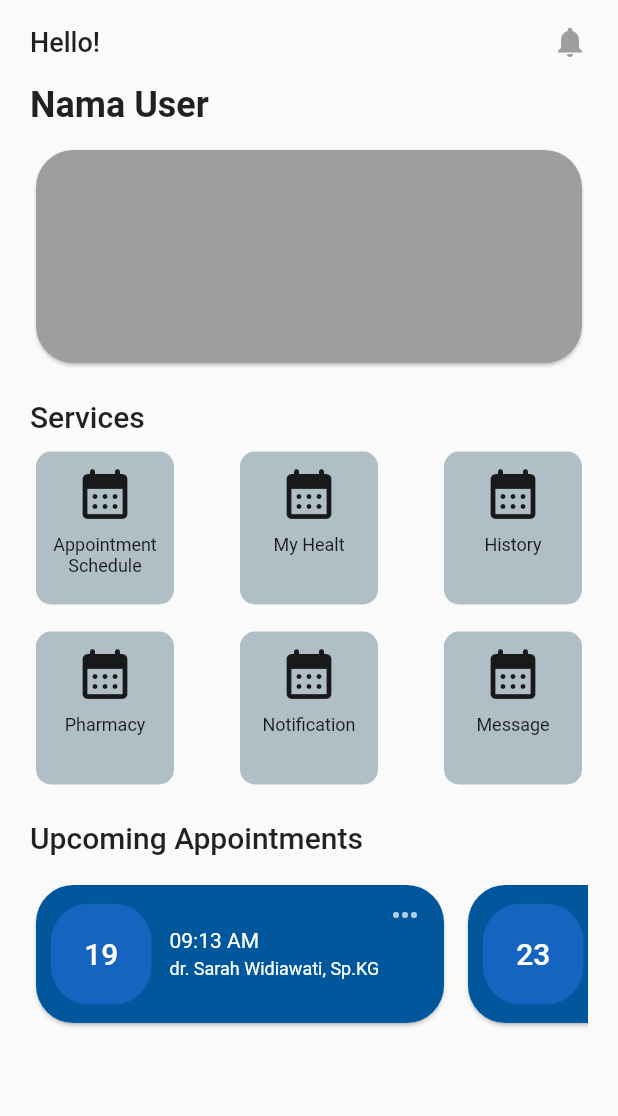
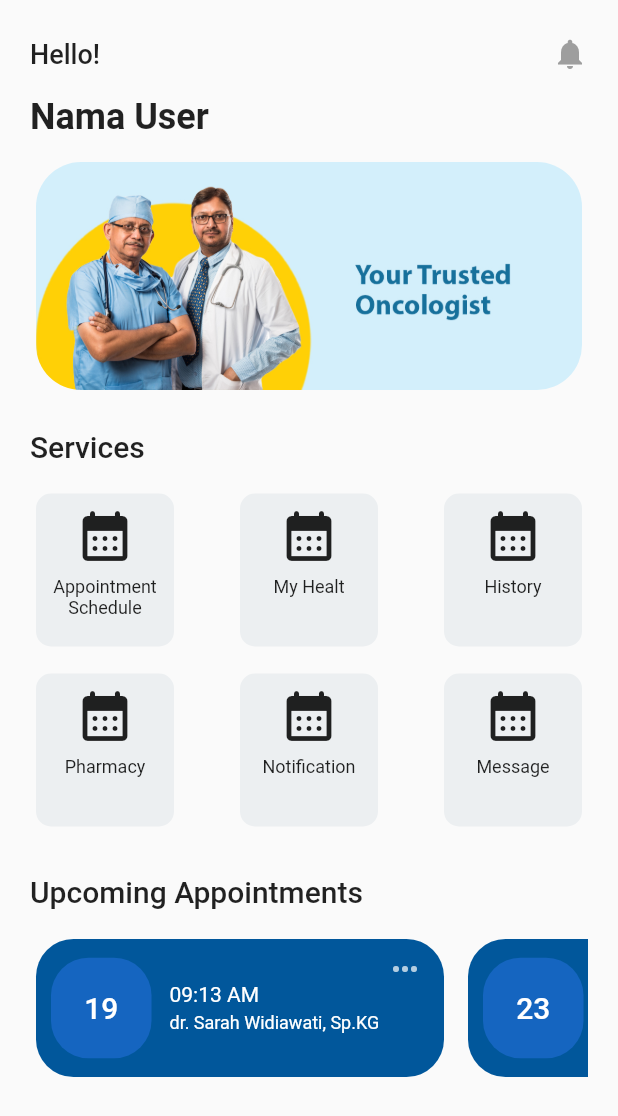
Before and after one commit to ferdy-adr/periksain_aja_flutter, a Flutter app: the HomeScreen screen opened directly, on a phone screen of 412 x 824 dp. Shown: the top 1116 px of the screen. Run offline on Flutter 3.47's test engine with Material 2 defaults, Android fonts, the light colour scheme and no system bars; our stand-ins replace flutter_svg.

Commit message:
fix Card HomeBanner

```diff
--- a/lib/home_screen.dart
+++ b/lib/home_screen.dart
@@ -10,7 +10,10 @@ class HomeScreen extends StatelessWidget {
       body: SafeArea(
         child: SingleChildScrollView(
           child: Container(
-            padding: const EdgeInsets.symmetric(horizontal: 20.0),
+            padding: const EdgeInsets.symmetric(
+              vertical: 8.0,
+              horizontal: 20.0,
+            ),
             child: Column(
               crossAxisAlignment: CrossAxisAlignment.stretch,
               children: [
@@ -54,12 +57,18 @@ class HomeScreen extends StatelessWidget {
                     children: [
                       Expanded(
                         child: SizedBox(
-                          height: 150,
+                          height: 160,
                           child: Card(
+                            elevation: 0.0,
+                            clipBehavior: Clip.antiAliasWithSaveLayer,
                             shape: RoundedRectangleBorder(
-                              borderRadius: BorderRadius.circular(25.0),
+                              borderRadius: BorderRadius.circular(30.0),
                             ),
                             color: Colors.grey,
+                            child: Image.asset(
+                              'assets/images/banner-1.jpg',
+                              fit: BoxFit.cover,
+                            ),
                           ),
                         ),
                       ),
@@ -67,7 +76,10 @@ class HomeScreen extends StatelessWidget {
                   ),
                 ),
                 Padding(
-                  padding: const EdgeInsets.symmetric(vertical: 8.0),
+                  padding: const EdgeInsets.only(
+                    top: 10.0,
+                    bottom: 16.0,
+                  ),
                   child: Row(
                     children: const [
                       Text(
@@ -104,7 +116,7 @@ class HomeScreen extends StatelessWidget {
                   ],
                 ),
                 Padding(
-                  padding: const EdgeInsets.only(top: 20.0),
+                  padding: const EdgeInsets.only(top: 28.0),
                   child: Row(
                     children: const [
                       Text(
@@ -167,7 +179,7 @@ class BoxMenu extends StatelessWidget {
         width: 100,
         child: Card(
           elevation: 0.0,
-          color: Colors.blueGrey[200],
+          color: Colors.blueGrey[50],
           shape: RoundedRectangleBorder(
             borderRadius: BorderRadius.circular(10.0),
           ),
@@ -207,6 +219,7 @@ class AppointmentBox extends StatelessWidget {
       child: SizedBox(
         width: 280,
         child: Card(
+          elevation: 0.0,
           shape: RoundedRectangleBorder(
             borderRadius: BorderRadius.circular(25.0),
           ),
```
Also changed, not shown: assets/images/banner-1.jpg (added).
